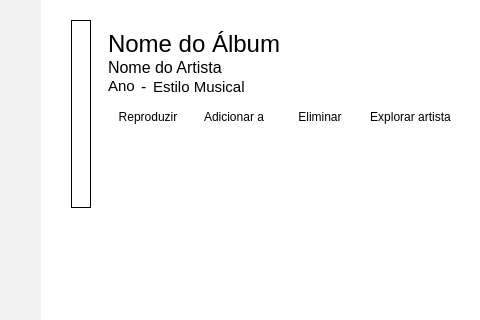
Old version of the form media5/mainwindow.ui in the repository Grupo-9-EngenhariaSoftware2016/Media-Player; both pictures show x 0 to 480 and y 0 to 320 of the 1032 by 706 pixel window.
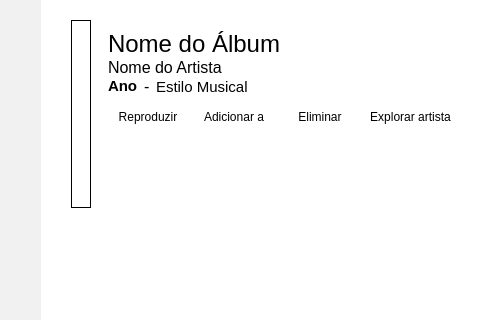
New version of the form. The open tabs and pages were chosen to show the change. Icons and pictures are not drawn.

Diff of the .ui file:
```diff
--- a/media5/mainwindow.ui
+++ b/media5/mainwindow.ui
@@ -1475,6 +1475,8 @@
             <property name="font">
              <font>
               <pointsize>11</pointsize>
+              <weight>75</weight>
+              <bold>true</bold>
              </font>
             </property>
             <property name="text">
```
Left out of the diff: 2 changed lines with no effect on the pictures.
